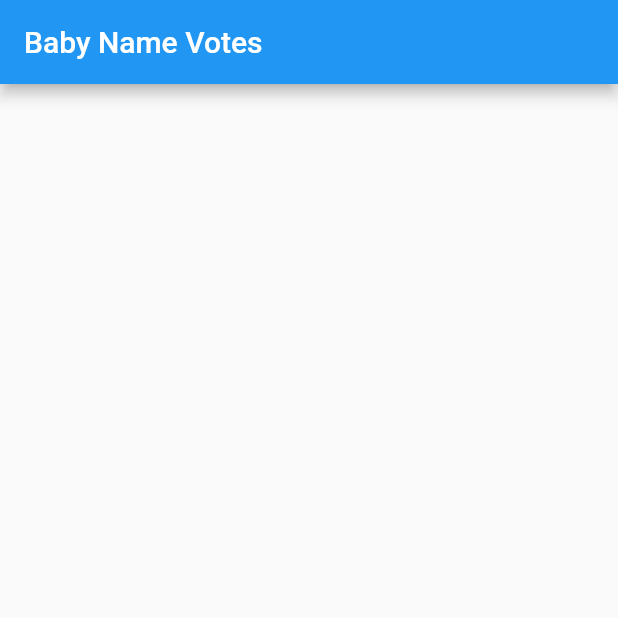
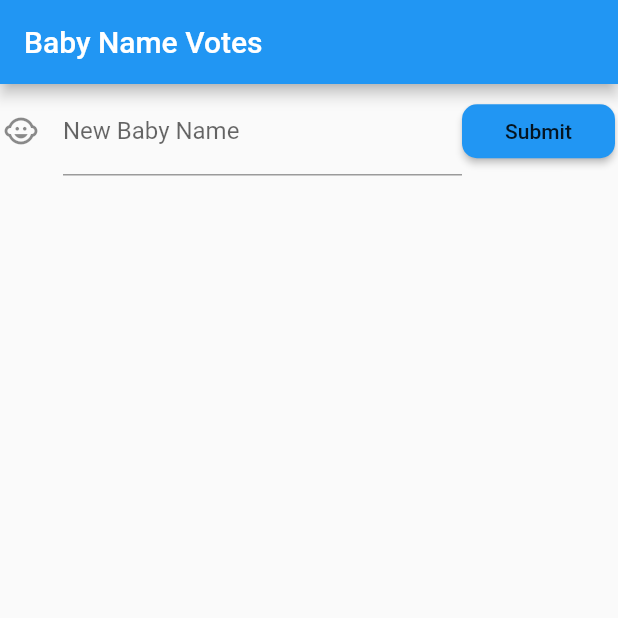
Before and after one commit to linnefromice/flutter_practice_firebase, a Flutter app: the screen it shows after launch, on a phone screen of 412 x 824 dp, the top half of it. Run offline on Flutter 3.47's test engine with Material 2 defaults, Android fonts, the phone set to English and light mode, and no system bars; our stand-ins replace cloud_firestore; accounts and stored records are empty.

Commit message:
add data addition function to firestore

```diff
--- a/lib/main.dart
+++ b/lib/main.dart
@@ -27,13 +27,63 @@ class MyHomePage extends StatefulWidget {
 }
 
 class _MyHomePageState extends State<MyHomePage> {
+  final TextEditingController _textEditingController = new TextEditingController();
+
   @override
   Widget build(BuildContext context) {
     return Scaffold(
       appBar: AppBar(
         title: Text('Baby Name Votes')
       ),
-      body: _buildBody(context),
+      body: Column(
+        children: <Widget>[
+          Container(
+            padding: EdgeInsets.all(2.0),
+            child: _buildAddArea(context),
+          ),
+          Expanded(
+            child: SizedBox.expand(
+              child: _buildBody(context),
+            ),
+          ),
+        ],
+      ),
+    );
+  }
+
+  Widget _buildAddArea(BuildContext context) {
+    return Row(
+      children: <Widget>[
+        Expanded(
+          flex: 3,
+          child: TextField(
+            controller: _textEditingController,
+            enabled: true,
+            decoration: InputDecoration(
+              labelText: 'New Baby Name',
+              hintText: 'Baby Name',
+              icon: Icon(Icons.child_care),
+            ),
+          ),
+        ),
+        Expanded(
+          flex: 1,
+          child: RaisedButton(
+            child: Text("Submit"),
+            color: Colors.blue,
+            shape: RoundedRectangleBorder(
+              borderRadius: new BorderRadius.circular(10.0),
+            ),
+            onPressed: () {
+              Firestore.instance.collection('baby').add(<String, dynamic>{
+                'name': _textEditingController.text,
+                'votes': 0,
+              });
+              _textEditingController.text = '';
+            },
+          ),
+        )
+      ],
     );
   }
 
```
